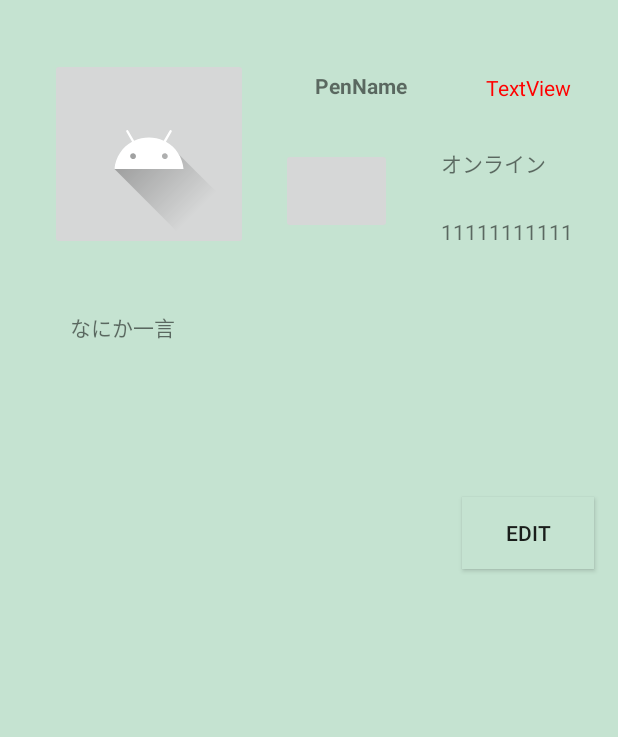
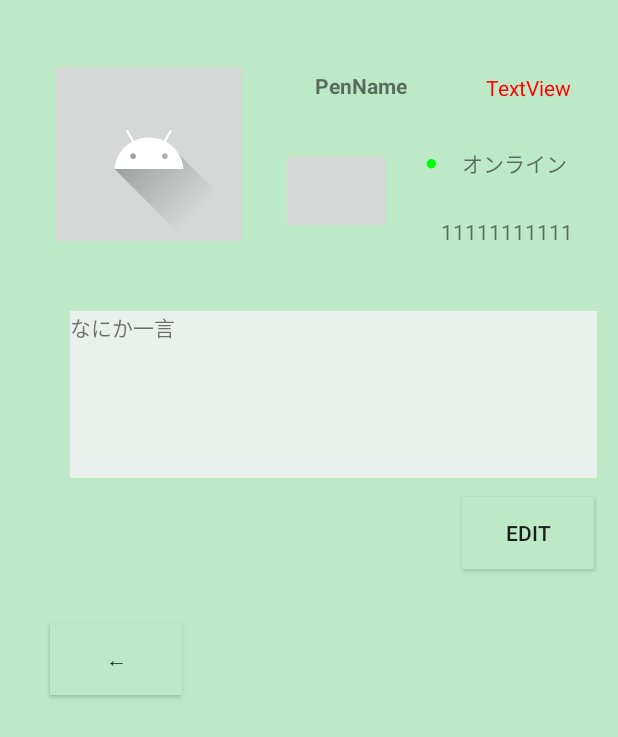
Before and after one commit to kminamiurawa24/KiracuChat, an Android app built with Jetpack Compose: the UserOptionActivity screen opened directly, with no data from a screen before it, on a phone screen of 412 x 824 dp. Shown: the top 737 px of the screen. Run offline under Robolectric (Android 15) with nearby library versions, the phone set to English and light mode, and no system bars.

Commit message:
アプリのボタンを追加

```diff
--- a/03_MobileApp/app/src/main/java/com/example/kiracuchat/MainActivity.kt
+++ b/03_MobileApp/app/src/main/java/com/example/kiracuchat/MainActivity.kt
@@ -1,5 +1,4 @@
 package com.example.kiracuchat
-
 import android.content.Intent
 import android.os.Bundle
 import android.view.View
--- a/03_MobileApp/app/src/main/java/com/example/kiracuchat/UserOptionActivity.kt
+++ b/03_MobileApp/app/src/main/java/com/example/kiracuchat/UserOptionActivity.kt
@@ -1,16 +1,19 @@
 package com.example.kiracuchat
-
 import android.content.Intent
 import android.os.Bundle
 import android.widget.Button
-import android.widget.ImageButton
 import androidx.activity.ComponentActivity
-import androidx.appcompat.app.AppCompatActivity
+
 
 
 class UserOptionActivity : ComponentActivity()  {
     override fun onCreate(savedInstanceState: Bundle?) {
         super.onCreate(savedInstanceState)
             setContentView(R.layout.user_option)
+        val backBtn: Button = findViewById(R.id.back_btn)
+
+        backBtn.setOnClickListener {
+            startActivity(Intent(this,MainActivity::class.java))
+        }
     }
 }
--- a/03_MobileApp/app/src/main/res/layout/user_option.xml
+++ b/03_MobileApp/app/src/main/res/layout/user_option.xml
@@ -6,7 +6,7 @@
     android:layout_width="match_parent"
     android:layout_height="match_parent"
     tools:context=".UserOptionActivity"
-    android:background="#C5E3D1">
+    android:background="#BEE9C7">
 
 
     <TextView
@@ -70,7 +70,7 @@
         android:text="オンライン"
         app:layout_constraintBottom_toBottomOf="parent"
         app:layout_constraintEnd_toEndOf="parent"
-        app:layout_constraintHorizontal_bias="0.859"
+        app:layout_constraintHorizontal_bias="0.9"
         app:layout_constraintStart_toStartOf="parent"
         app:layout_constraintTop_toTopOf="parent"
         app:layout_constraintVertical_bias="0.122" />
@@ -92,6 +92,7 @@
         android:id="@+id/messeage"
         android:layout_width="351dp"
         android:layout_height="111dp"
+        android:background="#EAF1EC"
         android:text="なにか一言"
         app:layout_constraintBottom_toBottomOf="parent"
         app:layout_constraintEnd_toEndOf="parent"
@@ -104,7 +105,7 @@
         android:id="@+id/edit_btn"
         android:layout_width="wrap_content"
         android:layout_height="wrap_content"
-        android:background="#C5E3D1"
+        android:background="#BEE9C7"
         android:text="Edit"
         app:layout_constraintBottom_toBottomOf="parent"
         app:layout_constraintEnd_toEndOf="parent"
@@ -113,7 +114,31 @@
         app:layout_constraintTop_toTopOf="parent"
         app:layout_constraintVertical_bias="0.427" />
 
+    <TextView
+        android:id="@+id/online_icon"
+        android:layout_width="wrap_content"
+        android:layout_height="wrap_content"
+        android:text="●"
+        android:textColor="#00ff00"
+        app:layout_constraintBottom_toBottomOf="parent"
+        app:layout_constraintEnd_toEndOf="parent"
+        app:layout_constraintHorizontal_bias="0.702"
+        app:layout_constraintStart_toStartOf="parent"
+        app:layout_constraintTop_toTopOf="parent"
+        app:layout_constraintVertical_bias="0.122" />
 
+    <Button
+        android:id="@+id/back_btn"
+        android:layout_width="wrap_content"
+        android:layout_height="wrap_content"
+        android:background="#BEE9C7"
+        android:text="←"
+        app:layout_constraintBottom_toBottomOf="parent"
+        app:layout_constraintEnd_toEndOf="parent"
+        app:layout_constraintHorizontal_bias="0.102"
+        app:layout_constraintStart_toStartOf="parent"
+        app:layout_constraintTop_toTopOf="parent"
+        app:layout_constraintVertical_bias="0.535" />
 
 
 </androidx.constraintlayout.widget.ConstraintLayout>
```
